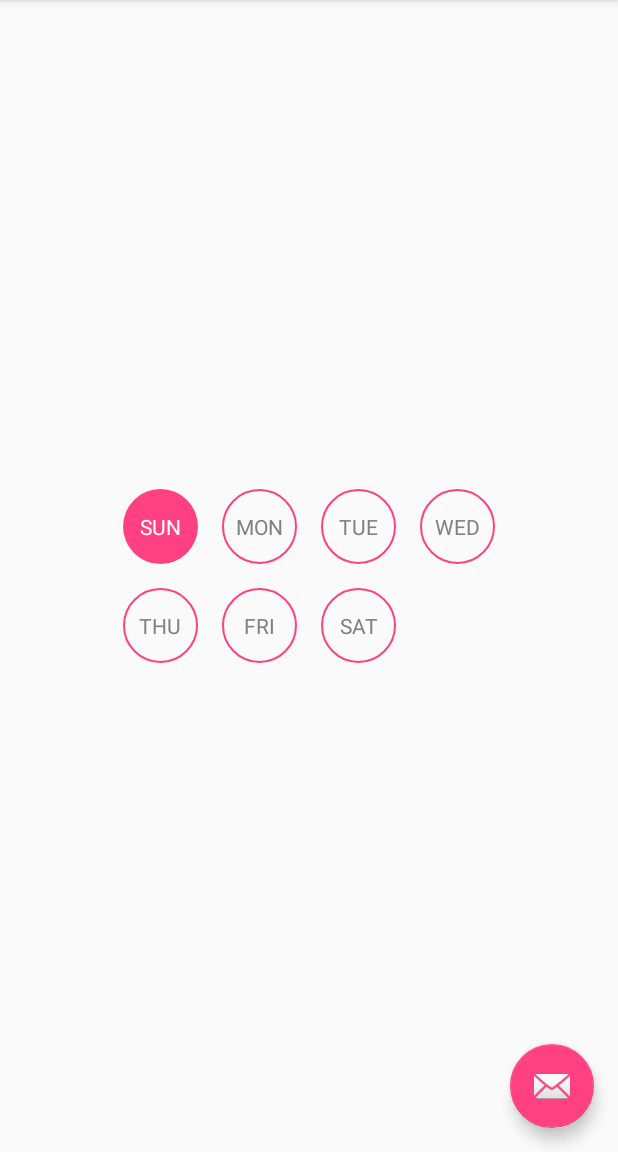
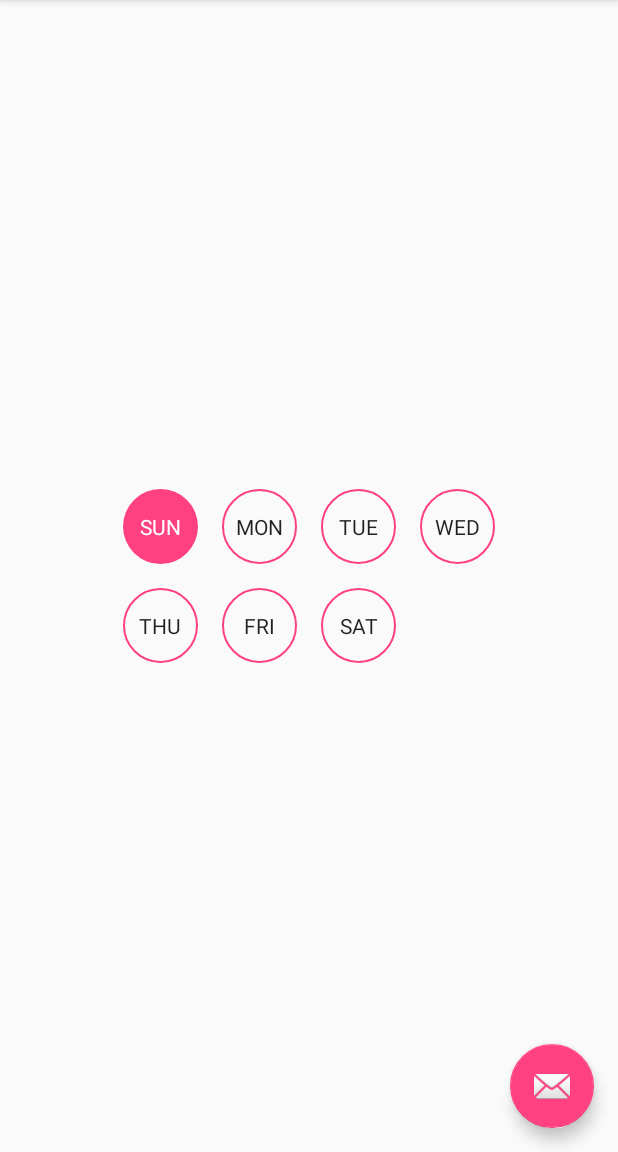
Before and after one commit to informramiz/SimpleDayPicker, an Android app: the screen it shows after launch (MainActivity), after a tap on "SUN", on a phone screen of 412 x 824 dp, the part 84-1236 px from its top. Run offline under Robolectric (Android 15) with nearby library versions, the phone set to English and light mode, and no system bars.

Commit message:
refactor: Use text color changes use color state list `res`

```diff
--- a/daypickerlibrary/src/main/java/com/github/informramiz/daypickerlibrary/views/CircularTextView.java
+++ b/daypickerlibrary/src/main/java/com/github/informramiz/daypickerlibrary/views/CircularTextView.java
@@ -9,6 +9,7 @@ import android.view.Gravity;
 import android.view.View;
 
 import com.github.informramiz.daypickerlibrary.R;
+import com.github.informramiz.daypickerlibrary.common.CommonUtils;
 
 /**
  * Created by ramiz on 1/31/18.
@@ -37,6 +38,7 @@ public class CircularTextView extends AppCompatTextView implements View.OnClickL
     public void init() {
         setGravity(Gravity.CENTER);
         setBackgroundResource(R.drawable.circular_button_selector);
+        setTextColor(ContextCompat.getColorStateList(getContext(), R.color.circular_button_selector));
         super.setOnClickListener(this);
     }
 
@@ -70,21 +72,6 @@ public class CircularTextView extends AppCompatTextView implements View.OnClickL
 
     private void handleAutoSelectEvent() {
         setSelected(!isSelected());
-        updateTextColor();
-    }
-
-    private void updateTextColor() {
-        if (isSelected()) {
-            setTextColor(ContextCompat.getColor(getContext(), android.R.color.primary_text_dark));
-        } else {
-            setTextColor(ContextCompat.getColor(getContext(), android.R.color.tab_indicator_text));
-        }
-    }
-
-    @Override
-    public void setSelected(boolean selected) {
-        super.setSelected(selected);
-        updateTextColor();
     }
 
     @Override
--- /dev/null
+++ b/daypickerlibrary/src/main/res/color/circular_button_selector.xml
@@ -0,0 +1,5 @@
+<?xml version="1.0" encoding="utf-8"?>
+<selector xmlns:android="http://schemas.android.com/apk/res/android">
+    <item android:state_selected="true" android:color="?android:attr/textColorPrimaryInverse"/>
+    <item android:color="?android:attr/textColorPrimary"/>
+</selector>
```
